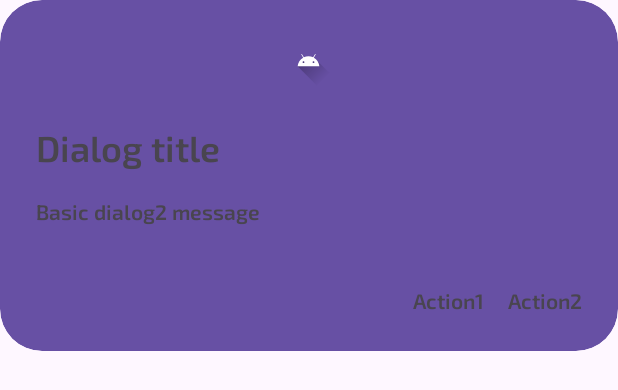
After one commit to sanjarkarimovv/Virtual-Bank, an Android app: the layout fragment_option_dialog.xml on its own in the app's theme, with its tools: preview values and no code run, on a phone screen of 412 x 824 dp. The commit adds this screen. Shown: the top 390 px of the screen. Run offline under Robolectric (Android 15) with nearby library versions, the phone set to English and light mode, and no system bars.

Commit message:
Custom Dialog yaratildi

```diff
--- a/app/src/main/res/layout/fragment_cards.xml
+++ b/app/src/main/res/layout/fragment_cards.xml
@@ -4,6 +4,7 @@
     android:layout_height="match_parent">
 
     <TextView
+        android:id="@+id/text_cards"
         android:layout_width="wrap_content"
         android:layout_height="wrap_content"
         android:layout_centerInParent="true"
--- /dev/null
+++ b/app/src/main/res/layout/fragment_option_dialog.xml
@@ -0,0 +1,83 @@
+<?xml version="1.0" encoding="utf-8"?>
+<androidx.cardview.widget.CardView xmlns:android="http://schemas.android.com/apk/res/android"
+    xmlns:app="http://schemas.android.com/apk/res-auto"
+    android:layout_width="wrap_content"
+    android:layout_height="wrap_content"
+    app:cardCornerRadius="28dp"
+    app:cardElevation="0dp"
+    android:backgroundTint="@color/colorPrimary">
+    <RelativeLayout
+
+        android:layout_width="match_parent"
+        android:layout_height="wrap_content">
+        <LinearLayout
+            android:id="@+id/main_ll"
+            android:layout_width="match_parent"
+            android:layout_height="wrap_content"
+            android:orientation="vertical">
+
+            <ImageView
+                android:layout_width="34dp"
+                android:layout_height="34dp"
+                android:background="@drawable/ic_launcher_foreground"
+                android:id="@+id/dialog2_icon"
+                android:layout_centerHorizontal="true"
+                android:layout_marginTop="24dp"
+                android:layout_gravity="center_horizontal"/>
+            <TextView
+                android:id="@+id/dialog2_title"
+                android:layout_width="wrap_content"
+                android:layout_height="wrap_content"
+                android:text="Dialog title"
+                android:textSize="24sp"
+                android:fontFamily="@font/exo2_semi_bold"
+                android:layout_marginHorizontal="24dp"
+                android:layout_marginTop="24dp" />
+            <TextView
+                android:id="@+id/dialog2_message"
+                android:layout_width="wrap_content"
+                android:layout_height="wrap_content"
+                android:text="Basic dialog2 message"
+                android:textSize="14sp"
+                android:fontFamily="@font/exo2_semi_bold"
+                android:layout_marginTop="16dp"
+                android:layout_marginHorizontal="24dp"/>
+
+            <androidx.recyclerview.widget.RecyclerView
+                android:id="@+id/dialog_checklist"
+                android:layout_width="match_parent"
+                android:layout_height="wrap_content"
+                android:layout_marginTop="16dp"
+                android:layout_marginHorizontal="24dp" />
+        </LinearLayout>
+
+        <LinearLayout
+            android:id="@+id/dialog2_actions"
+            android:layout_width="wrap_content"
+            android:layout_height="wrap_content"
+            android:layout_below="@id/main_ll"
+            android:layout_alignParentEnd="true"
+            android:layout_marginTop="24dp"
+            android:orientation="horizontal"
+            android:layout_marginBottom="24dp">
+
+            <TextView
+                android:id="@+id/dialog2_action1"
+                android:layout_width="wrap_content"
+                android:layout_height="wrap_content"
+                android:fontFamily="@font/exo2_semi_bold"
+                android:text="Action1"
+                android:textSize="14sp"
+                android:layout_marginEnd="16dp"/>
+            <TextView
+                android:id="@+id/dialog2_action2"
+                android:layout_width="wrap_content"
+                android:layout_height="wrap_content"
+                android:fontFamily="@font/exo2_semi_bold"
+                android:text="Action2"
+                android:textSize="14sp"
+                android:layout_marginEnd="24dp"/>
+        </LinearLayout>
+    </RelativeLayout>
+
+</androidx.cardview.widget.CardView>
--- a/gradle/libs.versions.toml
+++ b/gradle/libs.versions.toml
@@ -1,5 +1,5 @@
 [versions]
-agp = "8.4.2"
+agp = "8.5.1"
 kotlin = "1.9.10"
 coreKtx = "1.13.1"
 junit = "4.13.2"
```
Also changed, not shown: app/src/main/java/uz/androbeck/virtualbank/adapters/ChecklistAdapter.kt (added, +48 -0 lines), app/src/main/java/uz/androbeck/virtualbank/ui/screens/bottom_nav_items/cards/CardsFragment.kt (+23 -0 lines), app/src/main/java/uz/androbeck/virtualbank/utils/extentions/DialogExtensions.kt (added, +99 -0 lines), app/src/main/res/layout/fragment_checklist_item.xml (added, +51 -0 lines), app/src/main/res/layout/fragment_simple_dialog.xml (added, +68 -0 lines).
